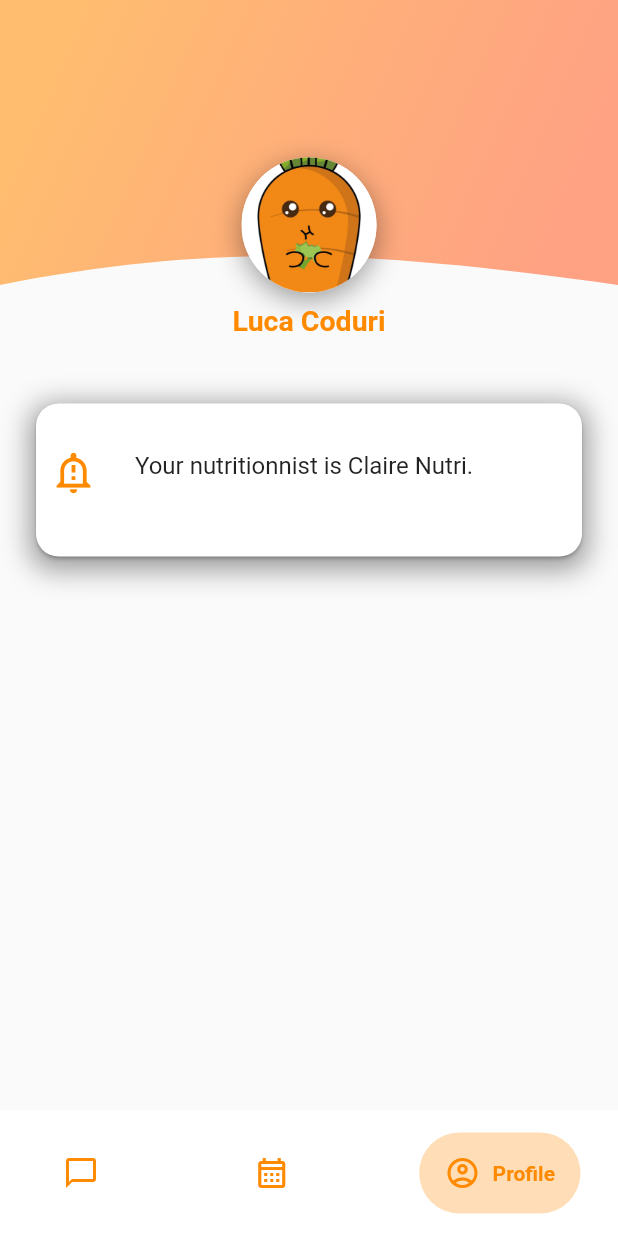
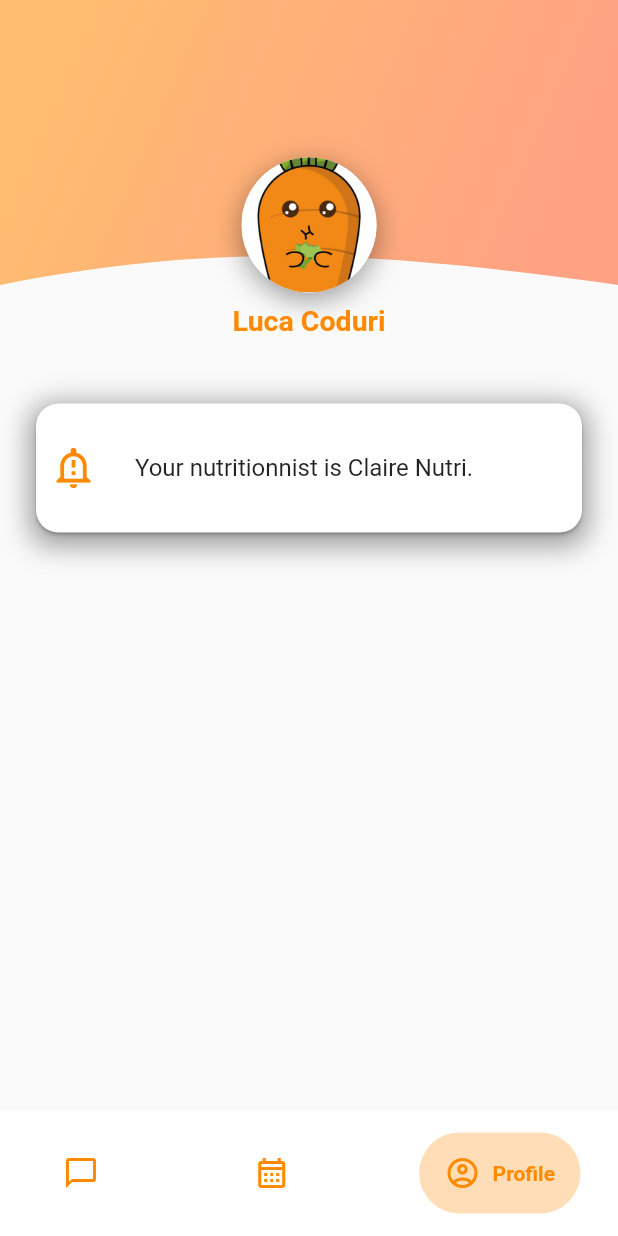
Before and after one commit to les-crepes/CAREOT_APP, a Flutter app: the screen it shows after launch, item 3 of the bottom bar chosen, on a phone screen of 412 x 824 dp. Run offline on Flutter 3.47's test engine with Material 2 defaults, Android fonts, the phone set to English and light mode, and no system bars; drawn by our look-alikes of google_nav_bar; our stand-ins replace auto_route, cloud_firestore, firebase_auth, firebase_core, flutter_chat_types, flutter_chat_ui and 1 more; accounts and stored records are empty.

Commit message:
Fix left element card

```diff
--- a/lib/widgets/cards/left_element_card.dart
+++ b/lib/widgets/cards/left_element_card.dart
@@ -28,12 +28,18 @@ class LeftElementCard extends StatelessWidget {
       child: Row(
         children: [
           Expanded(
-            child: ListTile(
-              contentPadding: const EdgeInsets.only(left: 0),
-              leading: _element,
-              title: _title,
-              subtitle: _subtitle != null ? _subtitle! : const SizedBox(),
-            ),
+            child: _subtitle != null
+                ? ListTile(
+                    contentPadding: const EdgeInsets.only(left: 0),
+                    leading: _element,
+                    title: _title,
+                    subtitle: _subtitle,
+                  )
+                : ListTile(
+                    contentPadding: const EdgeInsets.only(left: 0),
+                    leading: _element,
+                    title: _title,
+                  ),
           ),
           Container(
             child: _icon,
```
